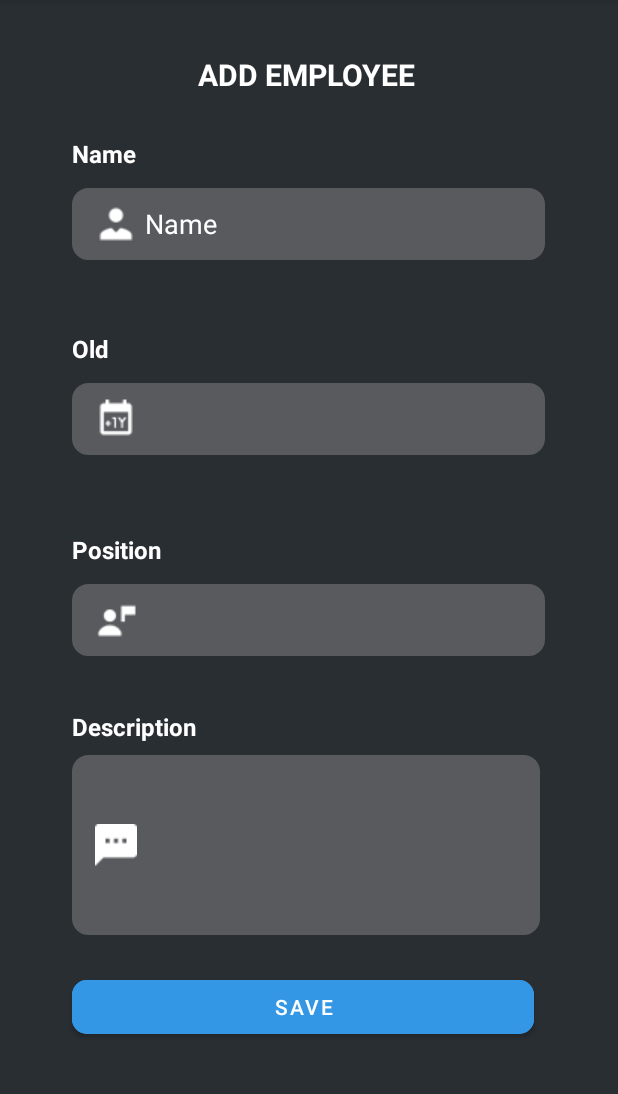
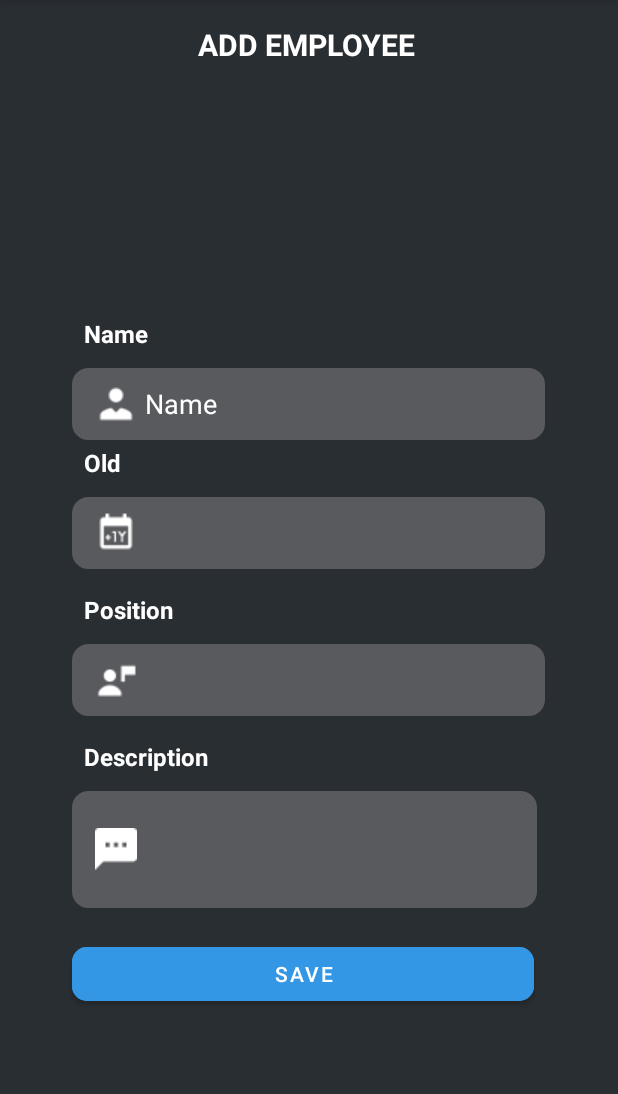
Before and after one commit to thaihoc2001/DHKTPM15A_Nhom12_UngDungQuanLyThongTinNhanSu, an Android app: the AddEmployeeActivity screen opened directly, with no data from a screen before it, on a phone screen of 412 x 824 dp, the part 84-1178 px from its top. Run offline under Robolectric (Android 15) with nearby library versions, the phone set to English and light mode, and no system bars; our stand-ins replace Firebase (no records; nobody signed in at launch, a user with empty details on screens opened directly).

Commit message:
add and remove employee

```diff
--- a/app/src/main/java/com/example/quanlynhansu/activity/AddEmployeeActivity.java
+++ b/app/src/main/java/com/example/quanlynhansu/activity/AddEmployeeActivity.java
@@ -1,16 +1,67 @@
 package com.example.quanlynhansu.activity;
 
 import android.os.Bundle;
+import android.widget.Button;
+import android.widget.EditText;
+import android.widget.Toast;
 
+import androidx.annotation.NonNull;
 import androidx.annotation.Nullable;
 import androidx.appcompat.app.AppCompatActivity;
 
 import com.example.quanlynhansu.R;
+import com.example.quanlynhansu.entity.Employee;
+import com.google.firebase.auth.FirebaseAuth;
+import com.google.firebase.database.DatabaseError;
+import com.google.firebase.database.DatabaseReference;
+import com.google.firebase.database.FirebaseDatabase;
+import com.google.firebase.database.core.Constants;
 
 public class AddEmployeeActivity extends AppCompatActivity {
+    EditText edtName, edtOld, edtPosition, edtDescription;
+    Button btnSave;
+
     @Override
     protected void onCreate(@Nullable Bundle savedInstanceState) {
         super.onCreate(savedInstanceState);
         setContentView(R.layout.add_employee);
+        findId();
+        btnSave.setOnClickListener((v) -> {
+            FirebaseDatabase database = FirebaseDatabase.getInstance();
+            DatabaseReference myRef = database.getReference("Employee");
+
+            String name = edtName.getText().toString();
+            String position = edtPosition.getText().toString();
+            int age = 0;
+            try {
+                age = Integer.parseInt(edtOld.getText().toString());
+            }catch (NumberFormatException e){
+                System.out.println(e);
+            }
+            String description = edtDescription.getText().toString();
+
+            String key = database.getReference("Employee").push().getKey();
+//            String key = FirebaseAuth.getInstance().getCurrentUser().getUid();
+            System.out.println("key" + key);
+//            System.out.println(database.getReference("Employee").child(Constants.US));
+            if (name != "" && position != "" && age != 0 && description != "") {
+                Employee employee = new Employee(name, position, age, description);
+                myRef.child(key).setValue(employee, new DatabaseReference.CompletionListener() {
+                    @Override
+                    public void onComplete(@Nullable DatabaseError error, @NonNull DatabaseReference ref) {
+                        Toast.makeText(AddEmployeeActivity.this, "Add employee complate", Toast.LENGTH_SHORT).show();
+                    }
+                });
+            }
+        });
+    }
+
+
+    private void findId() {
+        edtName = findViewById(R.id.txtName_add_e);
+        edtOld = findViewById(R.id.txtOld_add_e);
+        edtPosition = findViewById(R.id.txtPosition_add_e);
+        edtDescription = findViewById(R.id.txtDescription_add_e);
+        btnSave = findViewById(R.id.btnSave_add_e);
     }
 }
--- a/app/src/main/res/layout/add_employee.xml
+++ b/app/src/main/res/layout/add_employee.xml
@@ -10,10 +10,10 @@
 
     <EditText
         android:id="@+id/txtDescription_add_e"
-        android:layout_width="312dp"
-        android:layout_height="120dp"
+        android:layout_width="310dp"
+        android:layout_height="78dp"
         android:layout_marginStart="48dp"
-        android:layout_marginTop="8dp"
+        android:layout_marginTop="12dp"
         android:background="@drawable/border_input"
         android:backgroundTint="#595A5E"
         android:drawableLeft="@drawable/descrip"
@@ -30,8 +30,8 @@
         android:id="@+id/textView5"
         android:layout_width="wrap_content"
         android:layout_height="wrap_content"
-        android:layout_marginStart="48dp"
-        android:layout_marginTop="36dp"
+        android:layout_marginStart="56dp"
+        android:layout_marginTop="16dp"
         android:text="Description"
         android:textColor="#FFFFFF"
         android:textSize="16sp"
@@ -61,8 +61,8 @@
         android:id="@+id/textView4"
         android:layout_width="wrap_content"
         android:layout_height="wrap_content"
-        android:layout_marginStart="48dp"
-        android:layout_marginTop="52dp"
+        android:layout_marginStart="56dp"
+        android:layout_marginTop="16dp"
         android:text="Position"
         android:textColor="#FFFFFF"
         android:textSize="16sp"
@@ -92,8 +92,8 @@
         android:id="@+id/textView3"
         android:layout_width="wrap_content"
         android:layout_height="wrap_content"
-        android:layout_marginStart="48dp"
-        android:layout_marginTop="48dp"
+        android:layout_marginStart="56dp"
+        android:layout_marginTop="4dp"
         android:text="Old"
         android:textColor="#FFFFFF"
         android:textSize="16sp"
@@ -106,7 +106,7 @@
         android:layout_width="wrap_content"
         android:layout_height="wrap_content"
         android:layout_marginStart="132dp"
-        android:layout_marginTop="36dp"
+        android:layout_marginTop="16dp"
         android:text="ADD EMPLOYEE"
         android:textColor="#FFFFFF"
         android:textSize="20sp"
@@ -136,8 +136,8 @@
         android:id="@+id/textView2"
         android:layout_width="wrap_content"
         android:layout_height="wrap_content"
-        android:layout_marginStart="48dp"
-        android:layout_marginTop="28dp"
+        android:layout_marginStart="56dp"
+        android:layout_marginTop="168dp"
         android:text="Name"
         android:textColor="#FFFFFF"
         android:textSize="16sp"
@@ -150,7 +150,7 @@
         android:layout_width="308dp"
         android:layout_height="48dp"
         android:layout_marginStart="48dp"
-        android:layout_marginTop="24dp"
+        android:layout_marginTop="20dp"
         android:backgroundTint="#3497E5"
         android:text="save"
         app:cornerRadius="10dp"
```
Also changed, not shown: app/src/main/java/com/example/quanlynhansu/activity/EmployeeDetailActivity.java (+55 -0 lines), app/src/main/java/com/example/quanlynhansu/activity/ListEmployeeActivity.java (+1 -11 lines), app/src/main/java/com/example/quanlynhansu/activity/LoginActivity.java (+10 -12 lines), app/src/main/java/com/example/quanlynhansu/activity/RegisterActivity.java (+28 -31 lines), app/src/main/java/com/example/quanlynhansu/entity/Employee.java (+26 -0 lines).
